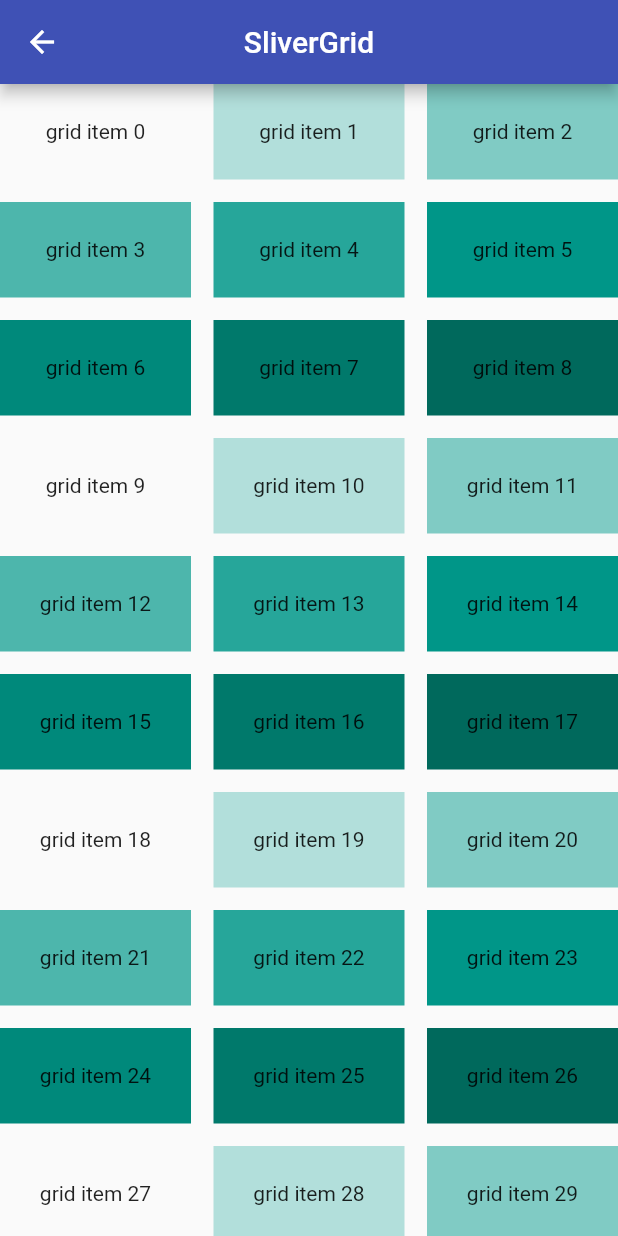
After one commit to PabloBuisson/flutter_slivers, a Flutter app: the CustomSliverGrid screen opened by its route, on a phone screen of 412 x 824 dp. The commit adds this screen. Run offline on Flutter 3.47's test engine with Material 2 defaults, Android fonts, the phone set to English and light mode, and no system bars.

Commit message:
add multiple SliverGrid

```diff
--- a/lib/home_page.dart
+++ b/lib/home_page.dart
@@ -1,6 +1,7 @@
 import 'package:flutter/material.dart';
 
 import 'screens/sliver_appbar.dart';
+import 'screens/sliver_grid.dart';
 import 'screens/sliver_list.dart';
 import 'screens/sliver_persistent_header.dart';
 
@@ -15,6 +16,7 @@ class _HomePageState extends State<HomePage> {
     CustomSliverAppBar(),
     CustomSliverPersistentHeader(),
     CustomSliverList(),
+    CustomSliverGrid(),
   ];
   // index of the item of the ListWheelScrollView
   // that is currently in the center of the wheel
--- a/lib/main.dart
+++ b/lib/main.dart
@@ -1,4 +1,5 @@
 import 'package:flutter/material.dart';
+import 'package:flutterslivers/screens/sliver_grid.dart';
 
 import 'home_page.dart';
 import 'screens/sliver_appbar.dart';
@@ -24,6 +25,7 @@ class MyApp extends StatelessWidget {
         CustomSliverPersistentHeader.id: (context) =>
             CustomSliverPersistentHeader(),
         CustomSliverList.id: (context) => CustomSliverList(),
+        CustomSliverGrid.id: (context) => CustomSliverGrid(),
       },
       home: HomePage(),
     );
--- /dev/null
+++ b/lib/screens/sliver_grid.dart
@@ -0,0 +1,90 @@
+import 'package:flutter/material.dart';
+
+class CustomSliverGrid extends StatelessWidget {
+  static final String id = 'sliver_grid';
+  static final String name = 'SliverGrid';
+
+  get idScreen => CustomSliverGrid.id;
+  get nameScreen => CustomSliverGrid.name;
+
+  @override
+  Widget build(BuildContext context) {
+    return Scaffold(
+      appBar: AppBar(
+        title: Text('SliverGrid'),
+        centerTitle: true,
+      ),
+      body: CustomScrollView(
+        slivers: [
+          SliverGrid(
+            delegate: SliverChildBuilderDelegate(
+              (context, index) {
+                return Container(
+                  alignment: Alignment.center,
+                  color: Colors.teal[100 * (index % 9)],
+                  child: Text('grid item $index'),
+                );
+              },
+              childCount: 30,
+            ),
+            // specify how the items are displayed
+            gridDelegate: SliverGridDelegateWithFixedCrossAxisCount(
+              crossAxisCount: 3, // 3 columns
+              mainAxisSpacing: 15, // space between rows
+              crossAxisSpacing: 15, // space between columns
+              childAspectRatio: 2.0,
+            ),
+          ),
+          SliverGrid(
+            delegate: SliverChildBuilderDelegate(
+              (context, index) {
+                return Container(
+                  alignment: Alignment.center,
+                  color: Colors.teal[100 * (index % 9)],
+                  child: Text('grid item $index'),
+                );
+              },
+              childCount: 30,
+            ),
+            gridDelegate: SliverGridDelegateWithMaxCrossAxisExtent(
+              maxCrossAxisExtent: 200.0, // maxWidth of item
+              mainAxisSpacing: 10.0, // space between rows
+              crossAxisSpacing: 10.0, // space between columns
+              childAspectRatio: 4.0,
+            ),
+          ),
+          // define explicit list of widgets, not on demand
+          SliverGrid.count(
+            crossAxisCount: 3,
+            mainAxisSpacing: 10.0,
+            crossAxisSpacing: 10.0,
+            childAspectRatio: 4.0,
+            children: <Widget>[
+              Container(color: Colors.red),
+              Container(color: Colors.green),
+              Container(color: Colors.blue),
+              Container(color: Colors.red),
+              Container(color: Colors.green),
+              Container(color: Colors.blue),
+            ],
+          ),
+          // define explicit list of widgets, not on demand
+          SliverGrid.extent(
+            maxCrossAxisExtent: 200,
+            mainAxisSpacing: 10.0,
+            crossAxisSpacing: 10.0,
+            childAspectRatio: 4.0,
+            children: <Widget>[
+              Container(color: Colors.pink),
+              Container(color: Colors.indigo),
+              Container(color: Colors.orange),
+              Container(color: Colors.pink),
+              Container(color: Colors.indigo),
+              Container(color: Colors.orange),
+            ],
+          ),
+        ],
+      ),
+    );
+  }
+}
```
